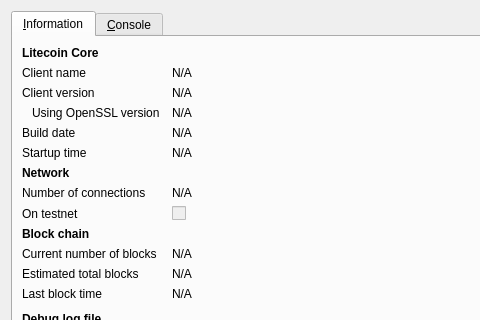
Old version of the form src/qt/forms/rpcconsole.ui in the repository tiabguls/defcoin; both pictures show x 0 to 480 and y 0 to 320 of the 740 by 450 pixel window.
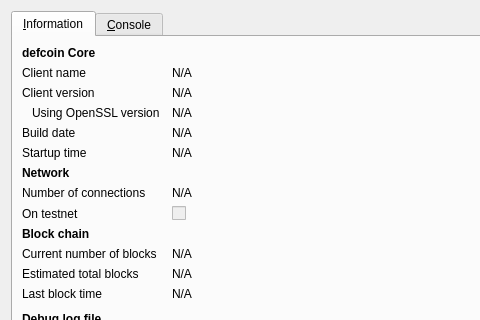
New version of the form. Icons and pictures are not drawn.

What changed in the file:
```diff
--- a/src/qt/forms/rpcconsole.ui
+++ b/src/qt/forms/rpcconsole.ui
@@ -36,7 +36,7 @@
           </font>
          </property>
          <property name="text">
-          <string>Litecoin Core</string>
+          <string>defcoin Core</string>
          </property>
         </widget>
        </item>
```
Left out of the diff: 6 changed lines with no effect on the pictures.
